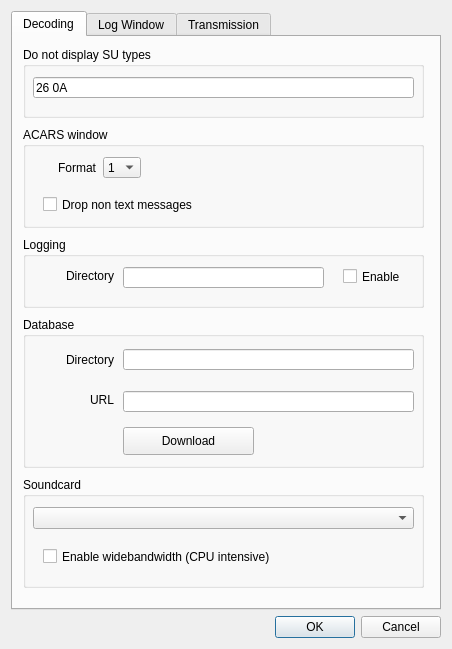
Above: JAERO/gui_classes/settingsdialog.ui from jontio/JAERO before the change. Below: the same form after it.
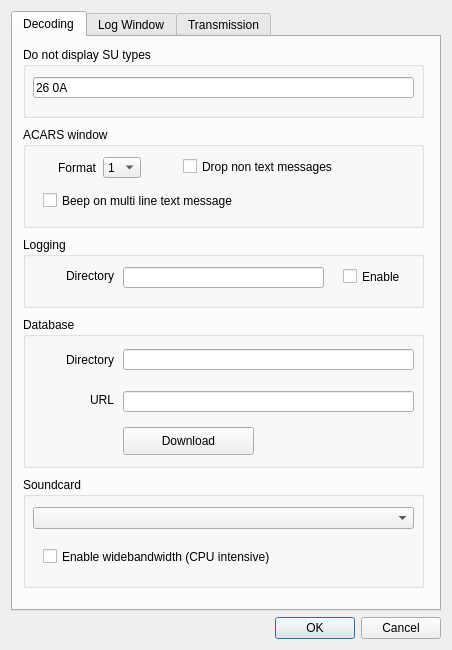
That is the form after the change. Icons and pictures are not drawn.

Commit message: log update, beep on text, downloader, misc

```diff
--- a/JAERO/gui_classes/settingsdialog.ui
+++ b/JAERO/gui_classes/settingsdialog.ui
@@ -7,7 +7,7 @@
     <x>0</x>
     <y>0</y>
     <width>452</width>
-    <height>649</height>
+    <height>650</height>
    </rect>
   </property>
   <property name="windowTitle">
@@ -67,8 +67,8 @@
        <widget class="QCheckBox" name="checkBoxdropnontextmsgs">
         <property name="geometry">
          <rect>
-          <x>20</x>
-          <y>68</y>
+          <x>160</x>
+          <y>30</y>
           <width>201</width>
           <height>19</height>
          </rect>
@@ -139,6 +139,19 @@
          </property>
         </item>
        </widget>
+       <widget class="QCheckBox" name="checkBoxbeepontextmessage">
+        <property name="geometry">
+         <rect>
+          <x>20</x>
+          <y>64</y>
+          <width>301</width>
+          <height>19</height>
+         </rect>
+        </property>
+        <property name="text">
+         <string>Beep on multi line text message</string>
+        </property>
+       </widget>
       </widget>
       <widget class="QGroupBox" name="groupBox_5">
        <property name="geometry">
```
The commit also changes 13 other files.
